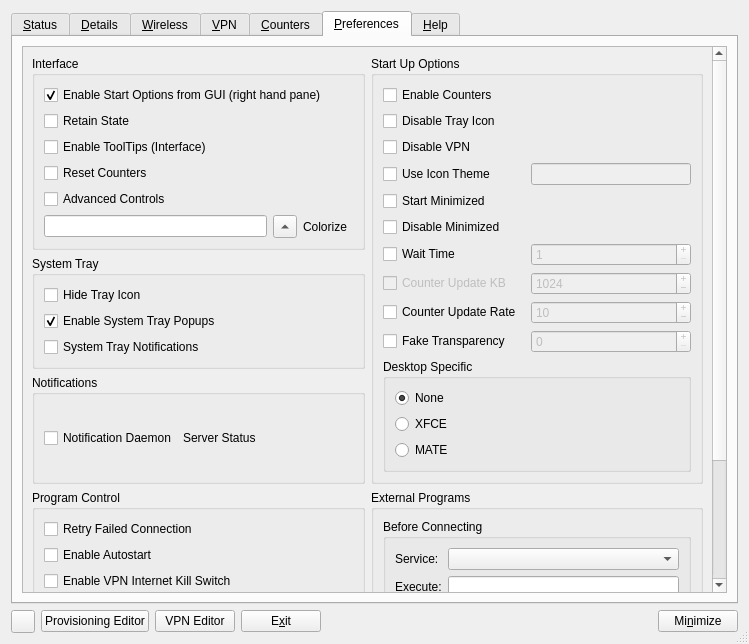
Old version of the form apps/cmstapp/code/control_box/ui/controlbox.ui in the repository andrew-bibb/cmst.
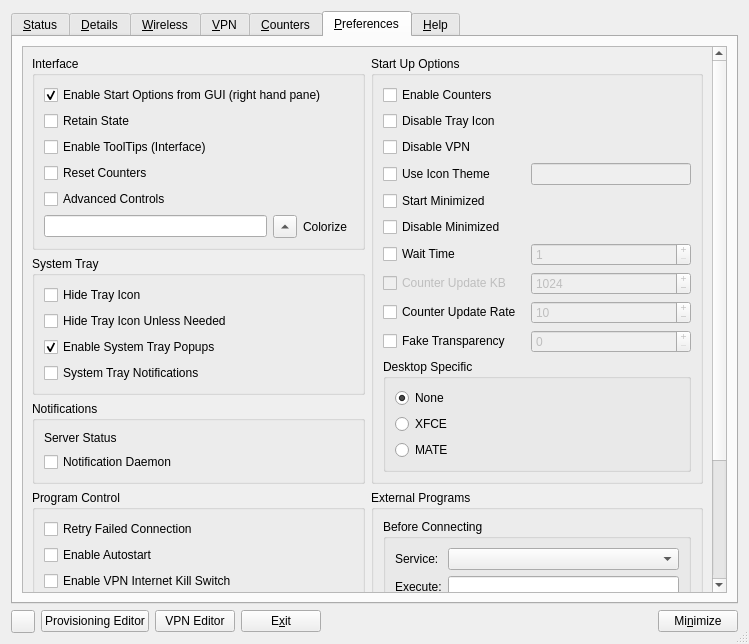
New version of the form. The open tabs and pages were chosen to show the change.

Commit message: automatically hide from tray issue #235

Diff of the .ui file:
```diff
--- a/apps/cmstapp/code/control_box/ui/controlbox.ui
+++ b/apps/cmstapp/code/control_box/ui/controlbox.ui
@@ -1111,7 +1111,17 @@
               <string>Notifications</string>
              </property>
              <layout class="QGridLayout" name="gridLayout_17">
-              <item row="0" column="1">
+              <item row="1" column="0">
+               <widget class="QCheckBox" name="checkBox_notifydaemon">
+                <property name="enabled">
+                 <bool>true</bool>
+                </property>
+                <property name="text">
+                 <string>Notification Daemon</string>
+                </property>
+               </widget>
+              </item>
+              <item row="0" column="0">
                <widget class="QLabel" name="label_serverstatus">
                 <property name="sizePolicy">
                  <sizepolicy hsizetype="Preferred" vsizetype="Preferred">
@@ -1127,16 +1137,6 @@
                 </property>
                </widget>
               </item>
-              <item row="0" column="0">
-               <widget class="QCheckBox" name="checkBox_notifydaemon">
-                <property name="enabled">
-                 <bool>true</bool>
-                </property>
-                <property name="text">
-                 <string>Notification Daemon</string>
-                </property>
-               </widget>
-              </item>
              </layout>
             </widget>
            </item>
@@ -1266,7 +1266,20 @@
               <string>System Tray</string>
              </property>
              <layout class="QGridLayout" name="gridLayout">
-              <item row="1" column="0">
+              <item row="3" column="0">
+               <widget class="QCheckBox" name="checkBox_systemtraynotifications">
+                <property name="enabled">
+                 <bool>true</bool>
+                </property>
+                <property name="whatsThis">
+                 <string>&lt;html&gt;&lt;head/&gt;&lt;body&gt;&lt;p&gt;If checked the system tray will popup a notify message when a significant connman related event is received.&lt;/p&gt;&lt;p&gt;Notifications can be handled by the System Tray Icon, or by a Notify daemon if one is installed.  Both can not be active at the same time.&lt;/p&gt;&lt;/body&gt;&lt;/html&gt;</string>
+                </property>
+                <property name="text">
+                 <string>System Tray Notifications</string>
+                </property>
+               </widget>
+              </item>
+              <item row="2" column="0">
                <widget class="QCheckBox" name="checkBox_enablesystemtraytooltips">
                 <property name="whatsThis">
                  <string>&lt;html&gt;&lt;head/&gt;&lt;body&gt;&lt;p&gt;If checked the system tray icon will popup a status message when you hover the mouse over it.&lt;/p&gt;&lt;/body&gt;&lt;/html&gt;</string>
@@ -1289,16 +1302,13 @@
                 </property>
                </widget>
               </item>
-              <item row="2" column="0">
-               <widget class="QCheckBox" name="checkBox_systemtraynotifications">
-                <property name="enabled">
-                 <bool>true</bool>
-                </property>
+              <item row="1" column="0">
+               <widget class="QCheckBox" name="checkBox_hideIconPartial">
                 <property name="whatsThis">
                  <string>&lt;html&gt;&lt;head/&gt;&lt;body&gt;&lt;p&gt;If checked the system tray will popup a notify message when a significant connman related event is received.&lt;/p&gt;&lt;p&gt;Notifications can be handled by the System Tray Icon, or by a Notify daemon if one is installed.  Both can not be active at the same time.&lt;/p&gt;&lt;/body&gt;&lt;/html&gt;</string>
                 </property>
                 <property name="text">
-                 <string>System Tray Notifications</string>
+                 <string>Hide Tray Icon Unless Needed</string>
                 </property>
                </widget>
               </item>
```
Left out of the diff: 88 changed lines with no effect on the pictures. The commit also changes 4 other files.
